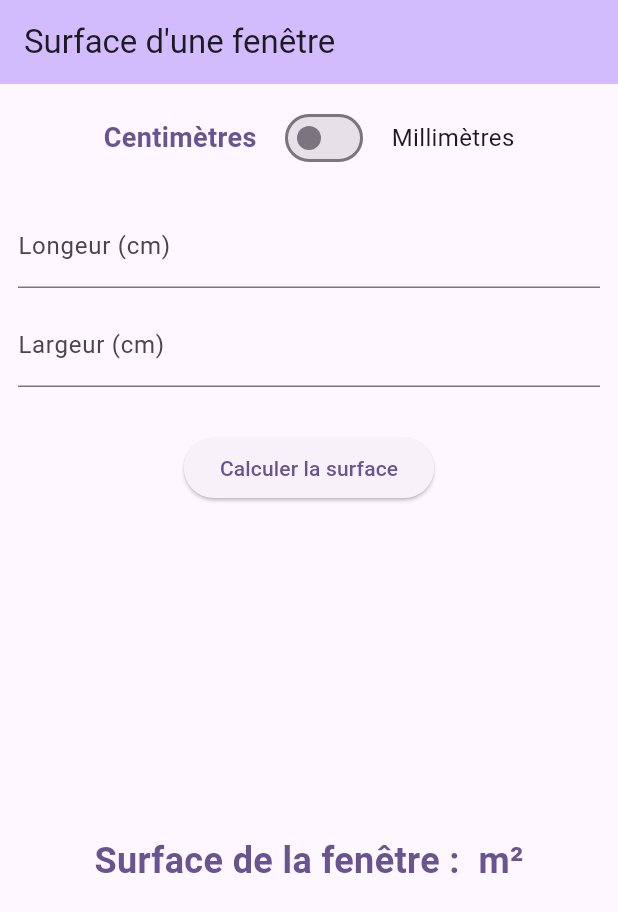
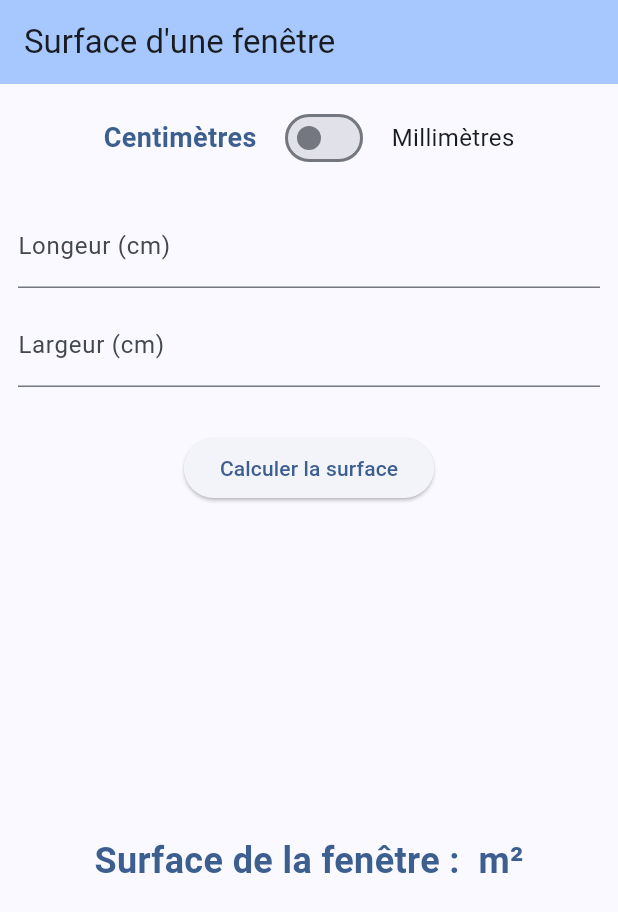
Before and after one commit to mplessis/kWindowCalculator, a Flutter app: the screen it shows after launch, on a phone screen of 412 x 824 dp. Shown: the top 912 px of the screen. Run offline on Flutter 3.47's test engine with Material 3 defaults, Android fonts, the phone set to English and light mode, and no system bars; our stand-ins replace adaptive_dialog.

Commit message:
refactor(*): somes changes
- Change seed color
- Modify texts

```diff
--- a/lib/main.dart
+++ b/lib/main.dart
@@ -12,9 +12,9 @@ class MyApp extends StatelessWidget {
   @override
   Widget build(BuildContext context) {
     return MaterialApp(
-      title: 'Surface de fenêtres',
+      title: "Surface d'une fenêtre",
       theme: ThemeData(
-        colorScheme: ColorScheme.fromSeed(seedColor: Colors.deepPurple),
+        colorScheme: ColorScheme.fromSeed(seedColor: const Color(0xFF44618c)),
         useMaterial3: true,
       ),
       home: const MyHomePage(title: "Surface d'une fenêtre"),
```
